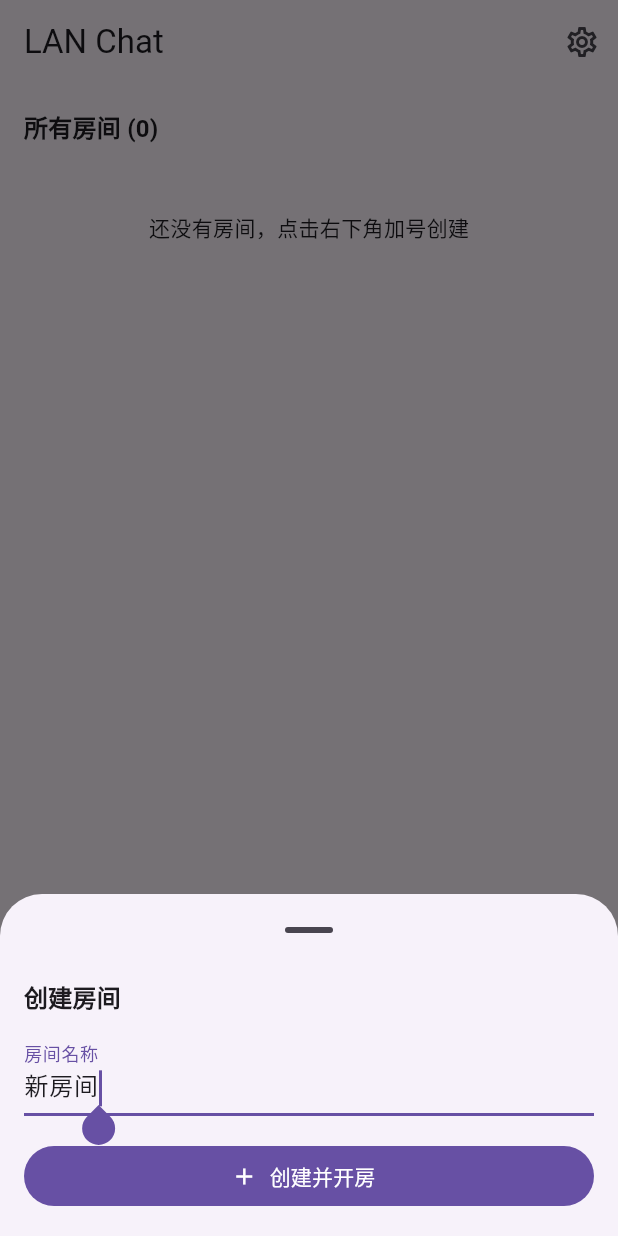
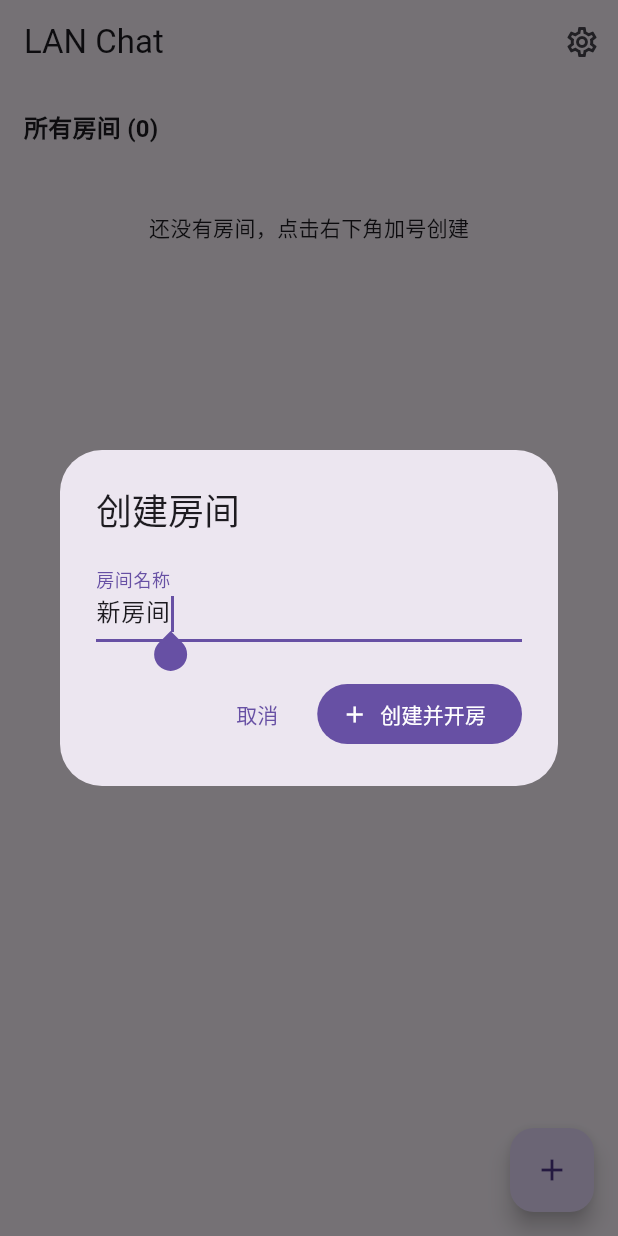
Before and after one commit to twoone-3/call, a Flutter app: the screen it shows after launch, after a tap on the "add" icon, on a phone screen of 412 x 824 dp. Run offline on Flutter 3.47's test engine with Material 3 defaults, Android fonts, the phone set to English and light mode, and no system bars; our stand-ins replace shared_preferences.

Commit message:
Refactor room creation dialog: replace bottom sheet with alert dialog and improve layout

```diff
--- a/lib/src/screens/main_screen.dart
+++ b/lib/src/screens/main_screen.dart
@@ -257,63 +257,48 @@ class _MainScreenState extends State<MainScreen> {
         prefs.getString(_prefsRoomNameKey)?.trim().isNotEmpty == true
         ? prefs.getString(_prefsRoomNameKey)!.trim()
         : '新房间';
-    final controller = TextEditingController(text: initialRoomName);
+    var draftRoomName = initialRoomName;
 
     if (!mounted) return;
 
-    final result = await showModalBottomSheet<String>(
+    final result = await showDialog<String>(
       context: context,
-      isScrollControlled: true,
-      showDragHandle: true,
-      builder: (sheetContext) {
-        return Padding(
-          padding: EdgeInsets.only(
-            left: 16,
-            right: 16,
-            top: 8,
-            bottom: MediaQuery.viewInsetsOf(sheetContext).bottom + 16,
-          ),
-          child: Column(
-            mainAxisSize: MainAxisSize.min,
-            crossAxisAlignment: CrossAxisAlignment.stretch,
-            children: [
-              Text(
-                '创建房间',
-                style: Theme.of(
-                  sheetContext,
-                ).textTheme.titleMedium?.copyWith(fontWeight: FontWeight.w700),
-              ),
-              const SizedBox(height: 12),
-              TextField(
-                controller: controller,
+      builder: (dialogContext) {
+        return AlertDialog(
+          title: const Text('创建房间'),
+          content: SizedBox(
+            width: 420,
+            child: TextFormField(
+              initialValue: initialRoomName,
               autofocus: true,
               textInputAction: TextInputAction.done,
               decoration: const InputDecoration(
                 labelText: '房间名称',
                 hintText: '例如：下午茶房间',
               ),
-                onSubmitted: (_) =>
-                    Navigator.of(sheetContext).pop(controller.text),
+              onChanged: (value) {
+                draftRoomName = value;
+              },
+              onFieldSubmitted: (_) =>
+                  Navigator.of(dialogContext).pop(draftRoomName),
             ),
-              const SizedBox(height: 16),
+          ),
+          actions: [
+            TextButton(
+              onPressed: () => Navigator.of(dialogContext).pop(),
+              child: const Text('取消'),
+            ),
             FilledButton.icon(
-                onPressed: () =>
-                    Navigator.of(sheetContext).pop(controller.text),
+              onPressed: () => Navigator.of(dialogContext).pop(draftRoomName),
               icon: const Icon(Icons.add),
               label: const Text('创建并开房'),
             ),
           ],
-          ),
         );
       },
     );
 
-    controller.dispose();
     if (result == null) return;
-
-    if (!mounted) return;
-    await Future<void>.delayed(Duration.zero);
-    if (!mounted) return;
 
     await _createRoom(result);
   }
@@ -479,14 +464,18 @@ class _MainScreenState extends State<MainScreen> {
         color: Theme.of(context).colorScheme.surfaceContainerHighest,
         child: ListTile(
           leading: const Icon(Icons.home_work_outlined),
-          title: Row(
+          title: Column(
+            crossAxisAlignment: CrossAxisAlignment.start,
             children: [
-              Expanded(child: Text(room.roomName)),
-              ...badgeWidgets,
+              Text(room.roomName),
+              if (badgeWidgets.isNotEmpty) ...[
+                const SizedBox(height: 6),
+                Wrap(spacing: 6, runSpacing: 6, children: badgeWidgets),
+              ],
             ],
           ),
           subtitle: Text(subtitle),
-          isThreeLine: true,
+          isThreeLine: false,
           trailing: Wrap(
             spacing: 8,
             children: [
```
Lines whose indentation alone changed are shown as unchanged.
